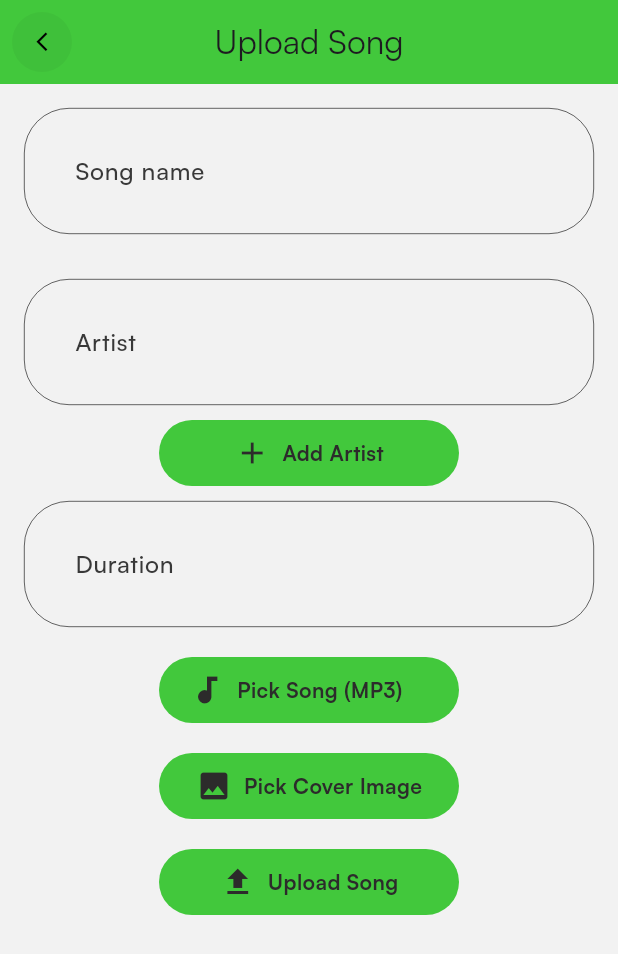
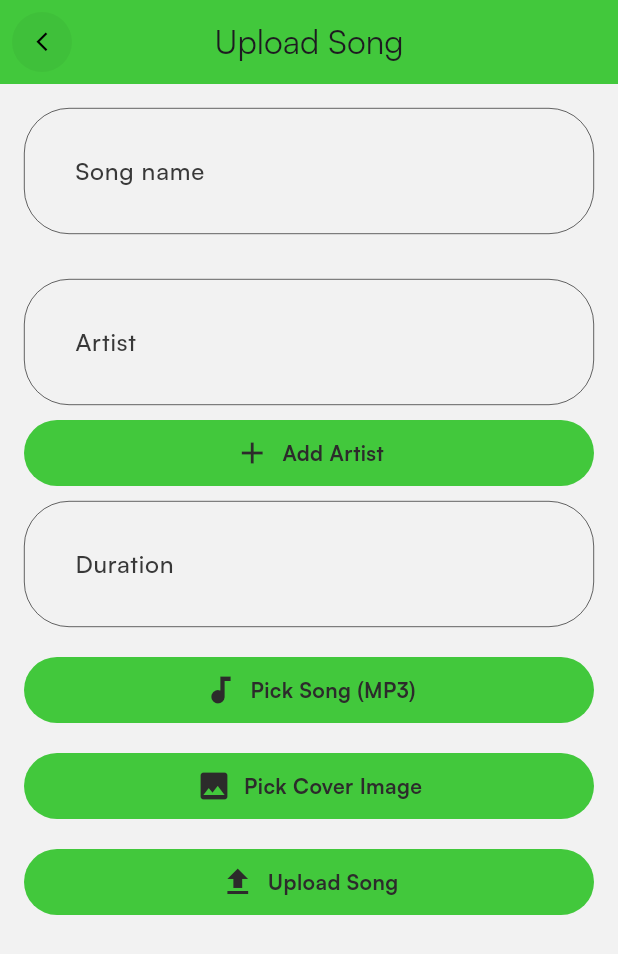
Before and after one commit to sourabhappdev/spotify_clone_flutter, a Flutter app: the UploadSongPage screen opened directly, on a phone screen of 412 x 824 dp. Shown: the top 954 px of the screen. Run offline on Flutter 3.47's test engine with Material 3 defaults, Android fonts, the phone set to English and light mode, and no system bars; our stand-ins replace appwrite, bloc, bot_toast, cached_network_image, equatable, file_picker and 12 more; accounts and stored records are empty.

Commit message:
[Fix] song not uploading issue , [Update] upload song ui

```diff
--- a/lib/core/configs/constants/string_res.dart
+++ b/lib/core/configs/constants/string_res.dart
@@ -9,5 +9,6 @@ class StringRes {
 
   static const String userId = "userId",
       sessionId = "sessionId",
-      likedSongs = "liked_songs";
+      likedSongs = "liked_songs",
+      somethingWrong = "Oops! Something went wrong. Please try again.";
 }
--- a/lib/core/modules/upload_song/page/upload_song.dart
+++ b/lib/core/modules/upload_song/page/upload_song.dart
@@ -22,8 +22,8 @@ class _UploadSongPageState extends State<UploadSongPage> {
   final TextEditingController _songNameController = TextEditingController();
   final TextEditingController _artistController = TextEditingController();
   final TextEditingController _songDurationController = TextEditingController();
-  File? _songFile;
-  File? _coverImageFile;
+  final ValueNotifier<File?> _songFile = ValueNotifier(null);
+  final ValueNotifier<File?> _coverImageFile = ValueNotifier(null);
 
   final List<String> _artists = [];
 
@@ -35,12 +35,11 @@ class _UploadSongPageState extends State<UploadSongPage> {
     super.dispose();
   }
 
-  // Method to add artist to the list
   void _addArtist() {
     if (_artistController.text.isNotEmpty) {
       setState(() {
         _artists.add(_artistController.text);
-        _artistController.clear(); // Clear the artist text field
+        _artistController.clear();
       });
     }
   }
@@ -103,12 +102,74 @@ class _UploadSongPageState extends State<UploadSongPage> {
                 hintText: "Artist",
               ),
               const SizedBox(height: 10),
-              GestureDetector(
-                onTap: _addArtist,
+              _buildButton("Add Artist", Icons.add, _addArtist),
+              const SizedBox(height: 10),
+              CommonTextField(
+                controller: _songDurationController,
+                hintText: "Duration",
+              ),
+              const SizedBox(height: 20),
+              _buildButton("Pick Song (MP3)", Icons.audiotrack, () async {
+                File? songFile =
+                    await context.read<UploadSongCubit>().pickMP3File();
+                _songFile.value = songFile;
+              }),
+              ValueListenableBuilder(
+                valueListenable: _songFile,
+                builder: (context, value, child) => Visibility(
+                  visible: value != null,
+                  child: _FileNameDisplay(
+                      fileName: _songFile.value?.path.split('/').last ?? ''),
+                ),
+              ),
+              const SizedBox(height: 20),
+              _buildButton("Pick Cover Image", Icons.image, () async {
+                File? coverImageFile =
+                    await context.read<UploadSongCubit>().pickCoverImage();
+                _coverImageFile.value = coverImageFile;
+              }),
+              ValueListenableBuilder(
+                valueListenable: _coverImageFile,
+                builder: (context, value, child) => Visibility(
+                  visible: value != null,
+                  child: _FileNameDisplay(
+                      fileName:
+                          _coverImageFile.value?.path.split('/').last ?? ''),
+                ),
+              ),
+              const SizedBox(height: 20),
+              _buildButton("Upload Song", Icons.upload, () {
+                if (_songFile.value != null &&
+                    _coverImageFile.value != null &&
+                    _artists.isNotEmpty) {
+                  context.read<UploadSongCubit>().uploadSong(
+                        songName: _songNameController.text,
+                        artists: _artists,
+                        songFile: _songFile.value!,
+                        coverImage: _coverImageFile.value!,
+                        duration: _songDurationController.text,
+                      );
+                } else {
+                  ScaffoldMessenger.of(context).showSnackBar(
+                    const SnackBar(
+                        content: Text(
+                            'Please select song, cover image, and at least one artist')),
+                  );
+                }
+              }),
+            ],
+          ),
+        ),
+      ),
+    );
+  }
+
+  Widget _buildButton(String text, IconData icon, VoidCallback onTap) {
+    return GestureDetector(
+      onTap: onTap,
       child: Container(
-                  width: 200,
-                  padding:
-                      const EdgeInsets.symmetric(vertical: 10, horizontal: 20),
+        width: double.infinity,
+        padding: const EdgeInsets.symmetric(vertical: 10, horizontal: 20),
         decoration: BoxDecoration(
           color: AppColors.primary,
           borderRadius: BorderRadius.circular(30),
@@ -118,163 +179,41 @@ class _UploadSongPageState extends State<UploadSongPage> {
           mainAxisAlignment: MainAxisAlignment.center,
           children: [
             Icon(
-                        Icons.add,
-                        color: context.isDarkMode
-                            ? Colors.white
-                            : const Color(0xff2C2B2B),
+              icon,
+              color:
+                  context.isDarkMode ? Colors.white : const Color(0xff2C2B2B),
             ),
             const SizedBox(width: 8),
             Text(
-                        'Add Artist',
+              text,
               style: TextStyle(
-                          color: context.isDarkMode
-                              ? Colors.white
-                              : const Color(0xff2C2B2B),
+                color:
+                    context.isDarkMode ? Colors.white : const Color(0xff2C2B2B),
                 fontWeight: FontWeight.bold,
               ),
             ),
           ],
         ),
       ),
-              ),
-              const SizedBox(height: 10),
-              CommonTextField(
-                controller: _songDurationController,
-                hintText: "Duration",
-              ),
-              const SizedBox(height: 20),
-              GestureDetector(
-                onTap: () async {
-                  File? songFile =
-                      await context.read<UploadSongCubit>().pickMP3File();
-                  _songFile = songFile;
-                },
-                child: Container(
-                  width: 200,
-                  padding:
-                      const EdgeInsets.symmetric(vertical: 10, horizontal: 20),
-                  decoration: BoxDecoration(
-                    color: AppColors.primary,
-                    borderRadius: BorderRadius.circular(30),
-                  ),
-                  child: Row(
-                    mainAxisSize: MainAxisSize.min,
-                    children: [
-                      Icon(
-                        Icons.audiotrack,
-                        color: context.isDarkMode
-                            ? Colors.white
-                            : const Color(0xff2C2B2B),
-                      ),
-                      const SizedBox(width: 8),
-                      Text(
-                        'Pick Song (MP3)',
-                        style: TextStyle(
-                          color: context.isDarkMode
-                              ? Colors.white
-                              : const Color(0xff2C2B2B),
-                          fontWeight: FontWeight.bold,
-                        ),
-                      ),
-                    ],
-                  ),
-                ),
-              ),
-              const SizedBox(height: 20),
-              GestureDetector(
-                onTap: () async {
-                  File? coverImageFile =
-                      await context.read<UploadSongCubit>().pickCoverImage();
-                  _coverImageFile = coverImageFile;
-                },
-                child: Container(
-                  width: 200,
-                  padding:
-                      const EdgeInsets.symmetric(vertical: 10, horizontal: 20),
-                  decoration: BoxDecoration(
-                    color: AppColors.primary,
-                    borderRadius: BorderRadius.circular(30),
-                  ),
-                  child: Row(
-                    mainAxisSize: MainAxisSize.min,
-                    mainAxisAlignment: MainAxisAlignment.center,
-                    children: [
-                      Icon(
-                        Icons.image,
-                        color: context.isDarkMode
-                            ? Colors.white
-                            : const Color(0xff2C2B2B),
-                      ),
-                      const SizedBox(width: 8),
-                      Text(
-                        'Pick Cover Image',
-                        style: TextStyle(
-                          color: context.isDarkMode
-                              ? Colors.white
-                              : const Color(0xff2C2B2B),
-                          fontWeight: FontWeight.bold,
-                        ),
-                      ),
-                    ],
-                  ),
-                ),
-              ),
-              const SizedBox(height: 20),
-              GestureDetector(
-                onTap: () {
-                  if (_songFile != null &&
-                      _coverImageFile != null &&
-                      _artists.isNotEmpty) {
-                    context.read<UploadSongCubit>().uploadSong(
-                          songName: _songNameController.text,
-                          artists: _artists,
-                          songFile: _songFile!,
-                          coverImage: _coverImageFile!,
-                          duration: _songDurationController
-                              .text, // Placeholder duration
-                        );
-                  } else {
-                    ScaffoldMessenger.of(context).showSnackBar(
-                      const SnackBar(
-                          content: Text(
-                              'Please select song, cover image, and at least one artist')),
     );
   }
-                },
-                child: Container(
-                  width: 200,
-                  padding:
-                      const EdgeInsets.symmetric(vertical: 10, horizontal: 20),
-                  decoration: BoxDecoration(
-                    color: AppColors.primary,
-                    borderRadius: BorderRadius.circular(30),
-                  ),
-                  child: Row(
-                    mainAxisSize: MainAxisSize.min,
-                    mainAxisAlignment: MainAxisAlignment.center,
-                    children: [
-                      Icon(
-                        Icons.upload,
-                        color: context.isDarkMode
-                            ? Colors.white
-                            : const Color(0xff2C2B2B),
-                      ),
-                      const SizedBox(width: 8),
-                      Text(
-                        'Upload Song',
+}
+
+class _FileNameDisplay extends StatelessWidget {
+  final String fileName;
+
+  const _FileNameDisplay({required this.fileName});
+
+  @override
+  Widget build(BuildContext context) {
+    return Padding(
+      padding: const EdgeInsets.symmetric(vertical: 8),
+      child: Text(
+        "Selected: $fileName",
         style: TextStyle(
-                          color: context.isDarkMode
-                              ? Colors.white
-                              : const Color(0xff2C2B2B),
+          fontSize: 14,
           fontWeight: FontWeight.bold,
-                        ),
-                      ),
-                    ],
-                  ),
-                ),
-              ),
-            ],
-          ),
+          color: context.isDarkMode ? Colors.white : Colors.black,
         ),
       ),
     );
```
Also changed, not shown: lib/core/modules/upload_song/blocs/upload_song_cubit.dart (+8 -2 lines). Lines whose indentation alone changed are shown as unchanged.
